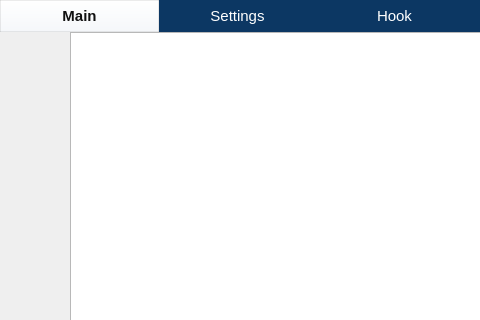
The window that ui/Main.ui (wjqsec/EmuGUI) describes before a commit, drawn with Qt 5; both pictures show x 0 to 480 and y 0 to 320 of the 1182 by 872 pixel window.
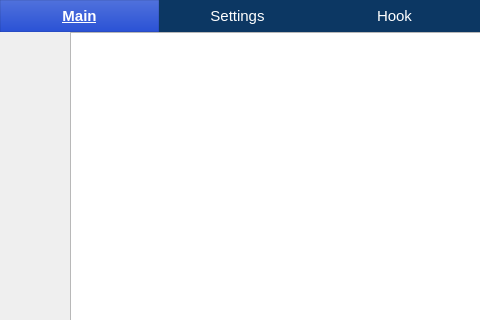
The same window after the commit. Icons and pictures are not drawn.

```diff
--- a/ui/Main.ui
+++ b/ui/Main.ui
@@ -61,9 +61,10 @@
         }
 
         QTabWidget#tabWidget QTabBar::tab:selected {
-         background: qlineargradient(x1:0, y1:0, x2:0, y2:1, stop:0 #ffffff, stop:1 #f5f7fa);
-         color: #111111;
+         background: qlineargradient(x1:0, y1:0, x2:0, y2:1, stop:0 #5071DC, stop:1 #2A52D5);
+         color: #ffffff;
          font-weight: 600;
+         text-decoration: underline;
          border: 1px solid rgba(0,0,0,0.08);
         }
         </string>
```
